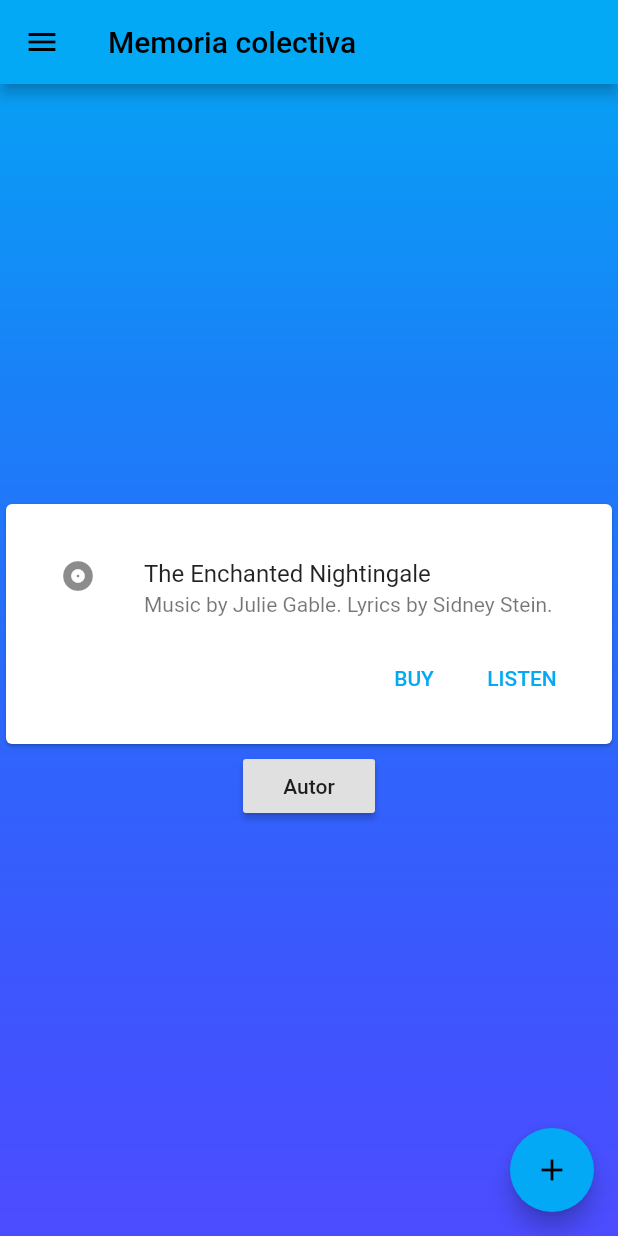
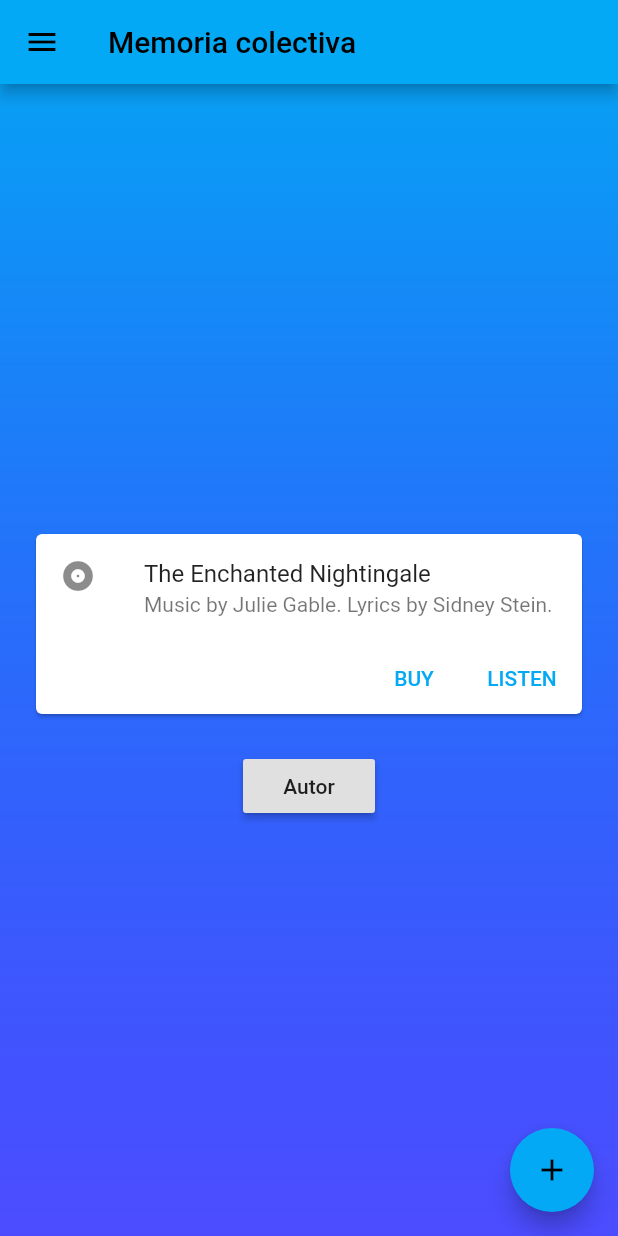
Before and after one commit to jared0709999/mc01, a Flutter app: the screen it shows after launch, on a phone screen of 412 x 824 dp. Run offline on Flutter 3.47's test engine with Material 2 defaults, Android fonts, the phone set to English and light mode, and no system bars.

Commit message:
modificacíón de Drawer

```diff
--- a/lib/main.dart
+++ b/lib/main.dart
@@ -51,12 +51,15 @@ class _MyHomePageState extends State<MyHomePage> {
             title: Text(widget.title),
           ),
           body: Center(
+
             child: Column(
               mainAxisAlignment: MainAxisAlignment.center,
               children: <Widget>[
-                Card(
-                  child: Padding(
-                    padding: EdgeInsets.all(20),
+                Container(
+
+                  child: Padding(padding: EdgeInsets.all(20.0),
+
+                    child: Card(
                       child: Column(
                         mainAxisSize: MainAxisSize.min,
                         children: <Widget>[
@@ -88,7 +91,12 @@ class _MyHomePageState extends State<MyHomePage> {
                         ],
                       ),
                     ),
+
+
+
                   ),
+                ),
+
                 RaisedButton(
                   child: Text('Autor'),
                   onPressed: () {
@@ -98,10 +106,10 @@ class _MyHomePageState extends State<MyHomePage> {
               ],
             ),
           ),
-          floatingActionButton: FloatingActionButton(
+          floatingActionButton: const FloatingActionButton(
             onPressed: null,
             tooltip: 'Increment',
-            child: const Icon(Icons.add),
+            child: Icon(Icons.add),
           ),
           drawer: Drawer(
             // Add a ListView to the drawer. This ensures the user can scroll
@@ -115,9 +123,9 @@ class _MyHomePageState extends State<MyHomePage> {
                   decoration: const BoxDecoration(
                     color: Colors.lightBlue,
                     image: DecorationImage(
-                      image: AssetImage('images/tec.png'),
-                      fit: BoxFit.fill,
-                    ),
+                        image: AssetImage('images/logomc.png'),
+                        fit: BoxFit.fitHeight,
+                        scale: 0.1),
                   ),
                   child: Stack(
                     children: const [
@@ -126,15 +134,15 @@ class _MyHomePageState extends State<MyHomePage> {
                         left: 4.0,
                         child: Text(
                           "Memoria Colectiva",
-                          style: TextStyle(color: Colors.white, fontSize: 20),
+                          style: TextStyle(color: Colors.white, fontSize: 30),
                         ),
                       )
                     ],
                   ),
                 ),
+
                 ListTile(
-                  leading: Image.asset(
-                    'images/inicio.png',
+                  leading: const Icon(Icons.home_filled, color: Colors.lightBlue
                   ),
                   title: const Text('Inicio'),
                   onTap: () {
@@ -143,25 +151,32 @@ class _MyHomePageState extends State<MyHomePage> {
                   },
                 ),
                 ListTile(
+                  leading: const Icon(Icons.people, color: Colors.lightBlue,),
                   title: const Text('Autores'),
                   onTap: () {
                     Navigator.pushNamed(context, '/autores');
                   },
                 ),
                 ListTile(
-                  leading: Icon(Icons.image),
+                  leading: const Icon(Icons.image, color: Colors.lightBlue,),
                   title: const Text('Fotografías'),
                   onTap: () {
                     Navigator.pushNamed(context, '/galeria');
                   },
                 ),
                 ListTile(
+                  leading: const Icon(Icons.pages, color: Colors.lightBlue,),
                   title: const Text('Lengua Materna'),
                   onTap: () {
                     Navigator.pushNamed(context, '/lenguamaterna');
                   },
                 ),
+
+                Divider(),
+
                 ListTile(
+                  visualDensity: VisualDensity.adaptivePlatformDensity,
+                  leading: const Icon(Icons.info, color: Colors.lightBlue,),
                   title: const Text('Información'),
                   onTap: () {
                     Navigator.pushNamed(context, '/informacion');
@@ -236,7 +251,8 @@ class InformacionScreen extends StatelessWidget {
   Widget build(BuildContext context) {
     return Scaffold(
       appBar: AppBar(
-        title: Text("Información"),
+        leading: const Icon(Icons.info),
+        title: const Text("Información"),
       ),
       body: Center(
         child: RaisedButton(
```
Lines whose indentation alone changed are shown as unchanged.
